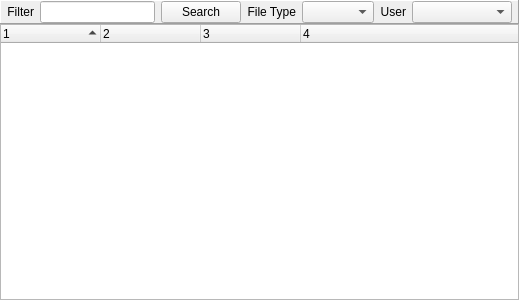
First picture: the form in src/GuiShareNetwork.ui, repository hwgao/beebeep, before the edit.
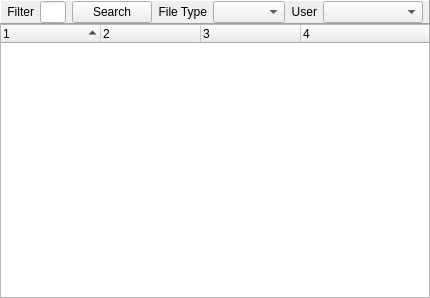
Second picture: the form after the edit.

Diff of the .ui file:
```diff
--- a/src/GuiShareNetwork.ui
+++ b/src/GuiShareNetwork.ui
@@ -6,8 +6,8 @@
    <rect>
     <x>0</x>
     <y>0</y>
-    <width>519</width>
-    <height>300</height>
+    <width>430</width>
+    <height>298</height>
    </rect>
   </property>
   <property name="windowTitle">
```
